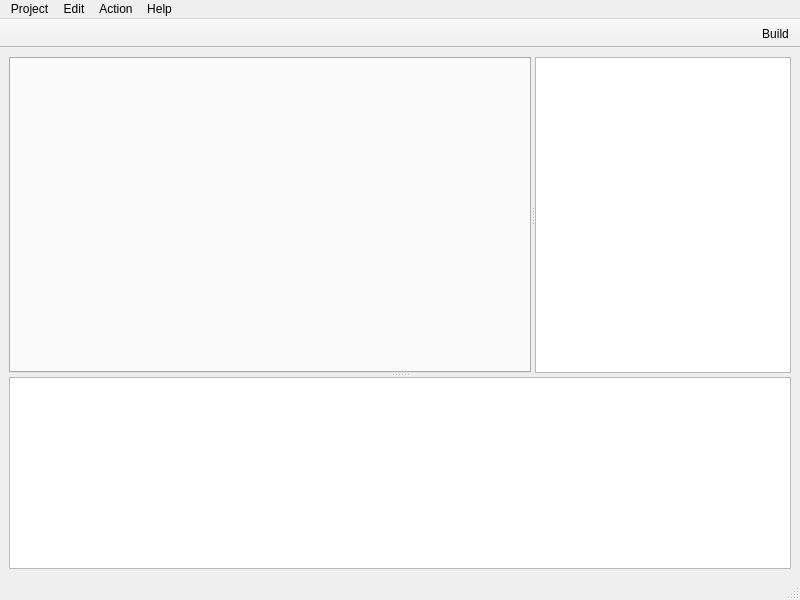
Old version of the form mainwindow.ui in the repository MorganBorman/cs140gide.
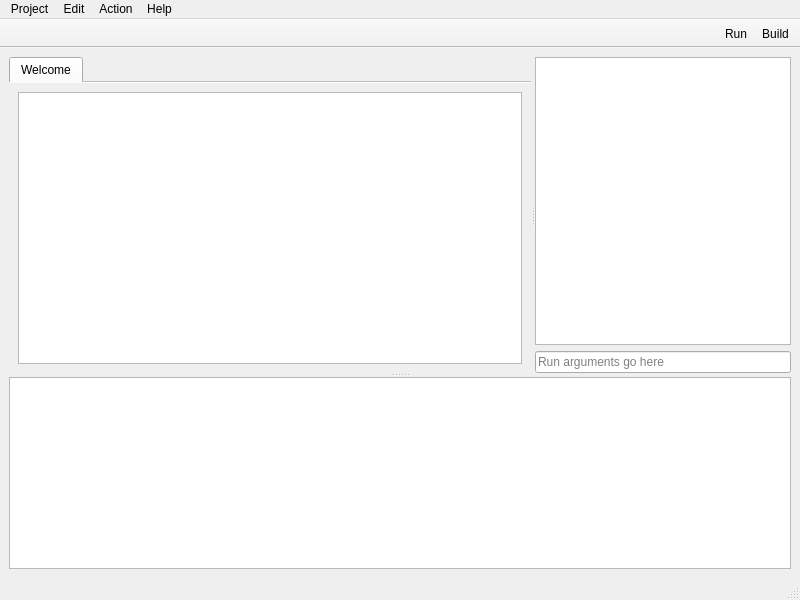
New version of the form. Icons and pictures are not drawn.

Commit message: Added run arguments item to mainwindow.ui and removed the signal handler entries from mainwindow.ui in preparation to have a controller connect to all those signals programmatically.

Diff of the .ui file:
```diff
--- a/mainwindow.ui
+++ b/mainwindow.ui
@@ -23,9 +23,9 @@
    <enum>Qt::ToolButtonTextBesideIcon</enum>
   </property>
   <widget class="QWidget" name="centralwidget">
-   <layout class="QVBoxLayout" name="verticalLayout">
+   <layout class="QHBoxLayout" name="horizontalLayout">
     <item>
-     <widget class="QSplitter" name="vertical_splitter">
+     <widget class="QSplitter" name="splitter_2">
       <property name="orientation">
        <enum>Qt::Vertical</enum>
       </property>
@@ -64,29 +64,73 @@
         <property name="currentIndex">
          <number>-1</number>
         </property>
+        <property name="documentMode">
+         <bool>true</bool>
+        </property>
+        <property name="movable">
+         <bool>true</bool>
+        </property>
+        <widget class="QWidget" name="tab">
+         <attribute name="title">
+          <string>Welcome</string>
+         </attribute>
+         <layout class="QHBoxLayout" name="horizontalLayout_2">
+          <item>
+           <widget class="QTextBrowser" name="textBrowser">
+            <property name="source">
+             <url>
+              <string>qrc:/resources/welcome.html</string>
+             </url>
+            </property>
+            <property name="openLinks">
+             <bool>true</bool>
+            </property>
+           </widget>
+          </item>
+         </layout>
+        </widget>
        </widget>
-       <widget class="QTextEdit" name="program_output">
-        <property name="sizePolicy">
-         <sizepolicy hsizetype="Expanding" vsizetype="Expanding">
-          <horstretch>0</horstretch>
-          <verstretch>0</verstretch>
-         </sizepolicy>
-        </property>
-        <property name="minimumSize">
-         <size>
-          <width>150</width>
-          <height>200</height>
-         </size>
-        </property>
-        <property name="baseSize">
-         <size>
-          <width>150</width>
-          <height>0</height>
-         </size>
-        </property>
-        <property name="textInteractionFlags">
-         <set>Qt::TextSelectableByKeyboard|Qt::TextSelectableByMouse</set>
-        </property>
+       <widget class="QWidget" name="layoutWidget">
+        <layout class="QVBoxLayout" name="verticalLayout">
+         <item>
+          <widget class="QTextEdit" name="program_output">
+           <property name="sizePolicy">
+            <sizepolicy hsizetype="Expanding" vsizetype="Expanding">
+             <horstretch>0</horstretch>
+             <verstretch>0</verstretch>
+            </sizepolicy>
+           </property>
+           <property name="minimumSize">
+            <size>
+             <width>150</width>
+             <height>200</height>
+            </size>
+           </property>
+           <property name="baseSize">
+            <size>
+             <width>150</width>
+             <height>0</height>
+            </size>
+           </property>
+           <property name="acceptDrops">
+            <bool>false</bool>
+           </property>
+           <property name="undoRedoEnabled">
+            <bool>false</bool>
+           </property>
+           <property name="textInteractionFlags">
+            <set>Qt::TextSelectableByKeyboard|Qt::TextSelectableByMouse</set>
+           </property>
+          </widget>
+         </item>
+         <item>
+          <widget class="QLineEdit" name="lineEdit">
+           <property name="placeholderText">
+            <string>Run arguments go here</string>
+           </property>
+          </widget>
+         </item>
+        </layout>
        </widget>
       </widget>
       <widget class="QTextEdit" name="build_output">
@@ -185,6 +229,9 @@
    <property name="movable">
     <bool>false</bool>
    </property>
+   <property name="toolButtonStyle">
+    <enum>Qt::ToolButtonIconOnly</enum>
+   </property>
    <property name="floatable">
     <bool>false</bool>
    </property>
@@ -195,6 +242,7 @@
     <bool>false</bool>
    </attribute>
    <addaction name="actionBuild"/>
+   <addaction name="actionRun"/>
   </widget>
   <action name="actionOpen">
    <property name="icon">
@@ -349,6 +397,15 @@
     <string>About</string>
    </property>
   </action>
+  <action name="actionRun">
+   <property name="icon">
+    <iconset resource="cs140adagide.qrc">
+     <normaloff>:/resources/icons/theme/run</normaloff>:/resources/icons/theme/run</iconset>
+   </property>
+   <property name="text">
+    <string>Run</string>
+   </property>
+  </action>
  </widget>
  <tabstops>
   <tabstop>editor_tab_widget</tabstop>
```
Left out of the diff: 222 changed lines with no effect on the pictures.
